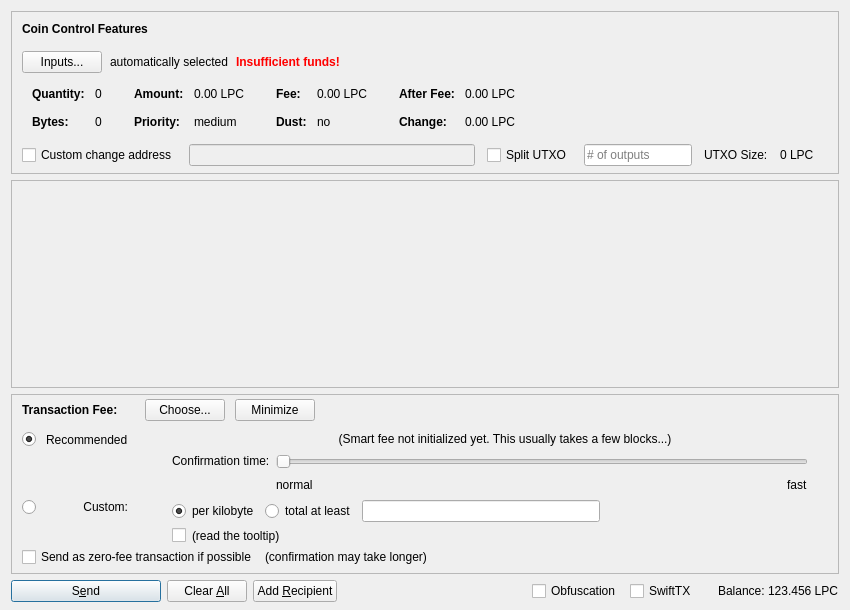
PayQ/PayValinorCoin, file src/qt/forms/sendcoinsdialog.ui: the form before one commit.
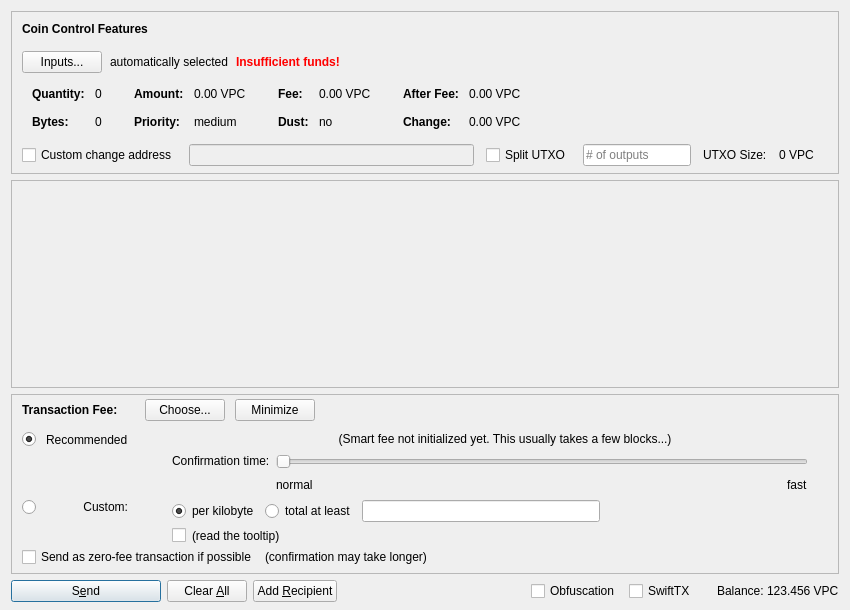
The form after the commit. Icons and pictures are not drawn. Custom widgets are drawn as their Qt base class.

What changed in the file:
```diff
--- a/src/qt/forms/sendcoinsdialog.ui
+++ b/src/qt/forms/sendcoinsdialog.ui
@@ -324,7 +324,7 @@
                   <enum>Qt::ActionsContextMenu</enum>
                  </property>
                  <property name="text">
-                  <string notr="true">0.00 LPC</string>
+                  <string notr="true">0.00 VPC</string>
                  </property>
                  <property name="textInteractionFlags">
                   <set>Qt::LinksAccessibleByMouse|Qt::TextSelectableByKeyboard|Qt::TextSelectableByMouse</set>
@@ -404,7 +404,7 @@
                   <enum>Qt::ActionsContextMenu</enum>
                  </property>
                  <property name="text">
-                  <string notr="true">0.00 LPC</string>
+                  <string notr="true">0.00 VPC</string>
                  </property>
                  <property name="textInteractionFlags">
                   <set>Qt::LinksAccessibleByMouse|Qt::TextSelectableByKeyboard|Qt::TextSelectableByMouse</set>
@@ -484,7 +484,7 @@
                   <enum>Qt::ActionsContextMenu</enum>
                  </property>
                  <property name="text">
-                  <string notr="true">0.00 LPC</string>
+                  <string notr="true">0.00 VPC</string>
                  </property>
                  <property name="textInteractionFlags">
                   <set>Qt::LinksAccessibleByMouse|Qt::TextSelectableByKeyboard|Qt::TextSelectableByMouse</set>
@@ -513,7 +513,7 @@
                   <enum>Qt::ActionsContextMenu</enum>
                  </property>
                  <property name="text">
-                  <string notr="true">0.00 LPC</string>
+                  <string notr="true">0.00 VPC</string>
                  </property>
                  <property name="textInteractionFlags">
                   <set>Qt::LinksAccessibleByMouse|Qt::TextSelectableByKeyboard|Qt::TextSelectableByMouse</set>
@@ -594,7 +594,7 @@
           <item>
            <widget class="QLabel" name="labelBlockSize">
             <property name="text">
-             <string>0 LPC</string>
+             <string>0 VPC</string>
             </property>
            </widget>
           </item>
@@ -1435,7 +1435,7 @@
           <cursorShape>IBeamCursor</cursorShape>
          </property>
          <property name="text">
-          <string notr="true">123.456 LPC</string>
+          <string notr="true">123.456 VPC</string>
          </property>
          <property name="textInteractionFlags">
           <set>Qt::LinksAccessibleByMouse|Qt::TextSelectableByKeyboard|Qt::TextSelectableByMouse</set>
```
Left out of the diff: 4 changed lines with no effect on the pictures.
